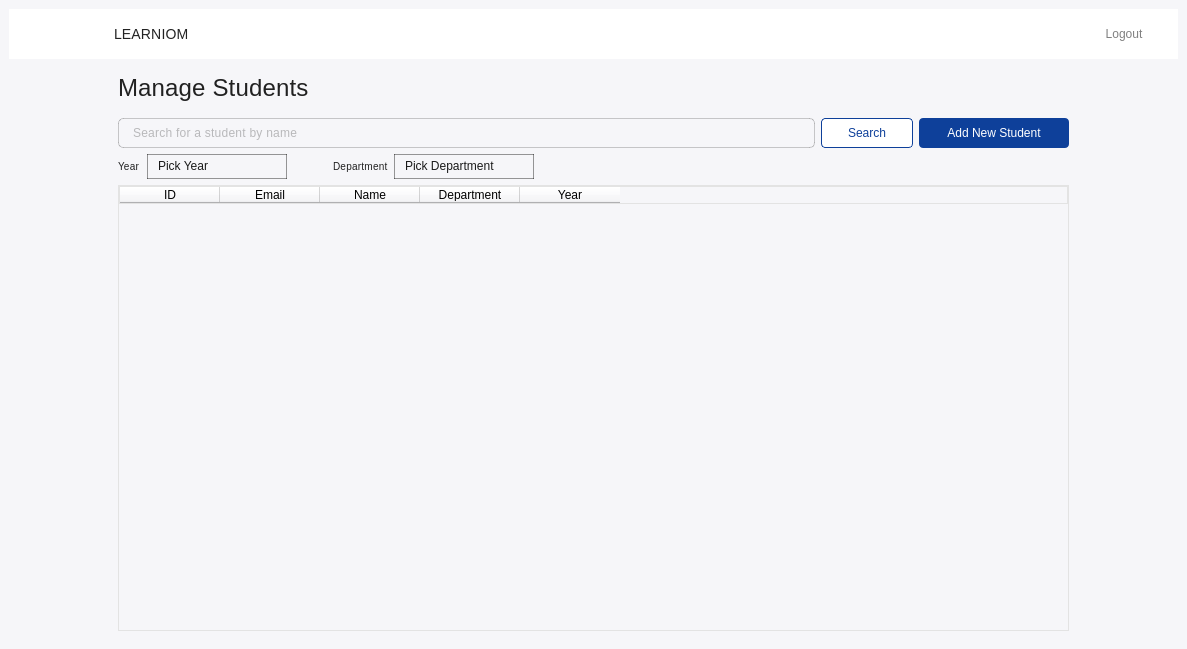
omarmohhameed29/Learniom-Learning-System, file mainwindow.ui: the form before one commit.
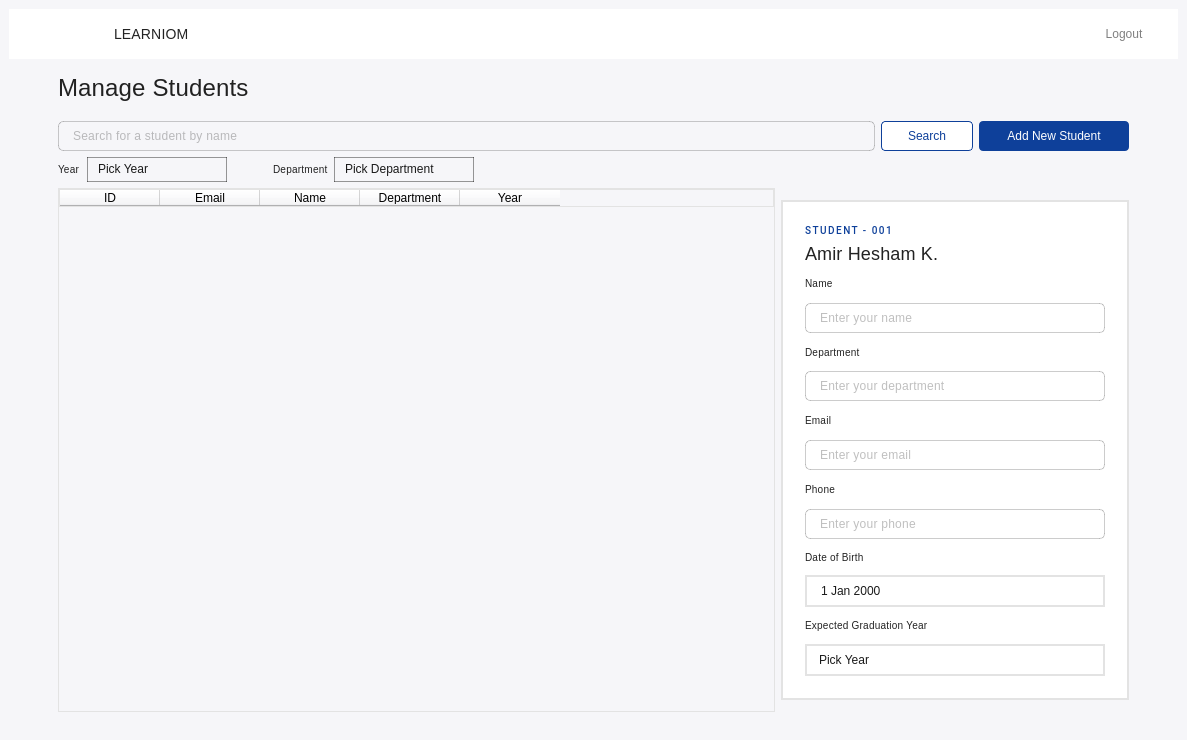
The form after the commit. The open tabs and pages were chosen to show the change. Icons and pictures are not drawn.

Commit message: Change Students design

```diff
--- a/mainwindow.ui
+++ b/mainwindow.ui
@@ -7,7 +7,7 @@
     <x>0</x>
     <y>0</y>
     <width>1187</width>
-    <height>649</height>
+    <height>740</height>
    </rect>
   </property>
   <property name="windowTitle">
@@ -1807,7 +1807,9 @@
        </layout>
       </widget>
       <widget class="QWidget" name="P2_Students">
-       <layout class="QHBoxLayout" name="horizontalLayout_17">
+       <layout class="QVBoxLayout" name="verticalLayout_34">
+        <item>
+         <layout class="QHBoxLayout" name="horizontalLayout_21">
         <item>
          <spacer name="horizontalSpacer_8">
           <property name="orientation">
@@ -1818,14 +1820,14 @@
           </property>
           <property name="sizeHint" stdset="0">
            <size>
-            <width>100</width>
+              <width>40</width>
             <height>20</height>
            </size>
           </property>
          </spacer>
         </item>
         <item>
-         <layout class="QVBoxLayout" name="verticalLayout_19">
+           <layout class="QVBoxLayout" name="verticalLayout_33">
           <item>
            <widget class="QLabel" name="label_27">
             <property name="styleSheet">
@@ -1857,7 +1859,7 @@
             <property name="sizeHint" stdset="0">
              <size>
               <width>20</width>
-              <height>10</height>
+                <height>13</height>
              </size>
             </property>
            </spacer>
@@ -2107,6 +2109,8 @@
            </layout>
           </item>
           <item>
+             <layout class="QHBoxLayout" name="horizontalLayout_17">
+              <item>
            <widget class="QTableWidget" name="tableWidget">
             <property name="styleSheet">
              <string notr="true">color: black;
@@ -2154,6 +2158,531 @@
             </column>
            </widget>
           </item>
+              <item>
+               <widget class="QWidget" name="card1_6" native="true">
+                <property name="sizePolicy">
+                 <sizepolicy hsizetype="Fixed" vsizetype="Fixed">
+                  <horstretch>0</horstretch>
+                  <verstretch>0</verstretch>
+                 </sizepolicy>
+                </property>
+                <property name="minimumSize">
+                 <size>
+                  <width>0</width>
+                  <height>0</height>
+                 </size>
+                </property>
+                <property name="maximumSize">
+                 <size>
+                  <width>16777215</width>
+                  <height>500</height>
+                 </size>
+                </property>
+                <property name="styleSheet">
+                 <string notr="true">background-color: #fff;
+border: 2px solid rgb(227, 227, 227);
+padding: 0;</string>
+                </property>
+                <layout class="QVBoxLayout" name="verticalLayout_19">
+                 <property name="leftMargin">
+                  <number>24</number>
+                 </property>
+                 <property name="topMargin">
+                  <number>24</number>
+                 </property>
+                 <property name="rightMargin">
+                  <number>24</number>
+                 </property>
+                 <property name="bottomMargin">
+                  <number>24</number>
+                 </property>
+                 <item>
+                  <widget class="QLabel" name="label_38">
+                   <property name="sizePolicy">
+                    <sizepolicy hsizetype="Preferred" vsizetype="Fixed">
+                     <horstretch>0</horstretch>
+                     <verstretch>0</verstretch>
+                    </sizepolicy>
+                   </property>
+                   <property name="font">
+                    <font>
+                     <family>Roboto</family>
+                     <pointsize>-1</pointsize>
+                     <italic>false</italic>
+                     <bold>false</bold>
+                    </font>
+                   </property>
+                   <property name="styleSheet">
+                    <string notr="true">font-family: 'Roboto';
+font-style: normal;
+font-weight: 500;
+font-size: 10px;
+line-height: 16px;
+/* identical to box height, or 160% */
+border: 0;
+letter-spacing: 1.5px;
+text-transform: uppercase;
+
+/* 00. On Surface / High Emphasis */
+
+color: #0E409A;
+</string>
+                   </property>
+                   <property name="text">
+                    <string>STUDENT - 001</string>
+                   </property>
+                   <property name="scaledContents">
+                    <bool>false</bool>
+                   </property>
+                   <property name="wordWrap">
+                    <bool>true</bool>
+                   </property>
+                  </widget>
+                 </item>
+                 <item>
+                  <widget class="QLabel" name="label_39">
+                   <property name="sizePolicy">
+                    <sizepolicy hsizetype="Preferred" vsizetype="Fixed">
+                     <horstretch>0</horstretch>
+                     <verstretch>0</verstretch>
+                    </sizepolicy>
+                   </property>
+                   <property name="styleSheet">
+                    <string notr="true">font-style: normal;
+font-weight: 400;
+font-size: 18px;
+line-height: 24px;
+/* identical to box height, or 100% */
+
+letter-spacing: 0.18px;
+border: 0;
+/* 00. On Surface / High Emphasis */
+
+color: rgba(0, 0, 0, 0.87);</string>
+                   </property>
+                   <property name="text">
+                    <string>Amir Hesham K.</string>
+                   </property>
+                  </widget>
+                 </item>
+                 <item>
+                  <layout class="QVBoxLayout" name="verticalLayout_30">
+                   <item>
+                    <widget class="QLabel" name="label_42">
+                     <property name="styleSheet">
+                      <string notr="true">/* Body 2 */
+border: 0;
+font-family: 'Roboto';
+font-style: normal;
+font-weight: 300;
+font-size: 10px;
+line-height: 20px;
+/* identical to box height, or 143% */
+
+letter-spacing: 0.25px;
+text-align: center;
+
+/* 00. On Surface / High Emphasis */
+
+color: rgba(0, 0, 0, 0.87);</string>
+                     </property>
+                     <property name="text">
+                      <string>Name</string>
+                     </property>
+                     <property name="scaledContents">
+                      <bool>false</bool>
+                     </property>
+                     <property name="alignment">
+                      <set>Qt::AlignLeading|Qt::AlignLeft|Qt::AlignVCenter</set>
+                     </property>
+                     <property name="wordWrap">
+                      <bool>true</bool>
+                     </property>
+                    </widget>
+                   </item>
+                   <item>
+                    <widget class="QLineEdit" name="ln_edt_stnt_nme_2">
+                     <property name="minimumSize">
+                      <size>
+                       <width>300</width>
+                       <height>0</height>
+                      </size>
+                     </property>
+                     <property name="styleSheet">
+                      <string notr="true">color: #000;
+padding: 6px 12px;
+border: 1px solid rgba(0, 0, 0, 0.20);
+border-radius: 5px;
+
+/* Body 2 */
+
+font-family: 'Roboto';
+font-style: normal;
+font-weight: 400;
+font-size: 12px;
+line-height: 20px;
+/* identical to box height, or 143% */
+
+letter-spacing: 0.25px;
+
+/* 00. On Surface / High Emphasis */
+
+color: rgba(0, 0, 0, 0.50);</string>
+                     </property>
+                     <property name="placeholderText">
+                      <string>Enter your name</string>
+                     </property>
+                    </widget>
+                   </item>
+                  </layout>
+                 </item>
+                 <item>
+                  <layout class="QVBoxLayout" name="verticalLayout_27">
+                   <item>
+                    <widget class="QLabel" name="label_37">
+                     <property name="styleSheet">
+                      <string notr="true">/* Body 2 */
+border: 0;
+font-family: 'Roboto';
+font-style: normal;
+font-weight: 300;
+font-size: 10px;
+line-height: 20px;
+/* identical to box height, or 143% */
+
+letter-spacing: 0.25px;
+text-align: center;
+
+/* 00. On Surface / High Emphasis */
+
+color: rgba(0, 0, 0, 0.87);</string>
+                     </property>
+                     <property name="text">
+                      <string>Department</string>
+                     </property>
+                     <property name="scaledContents">
+                      <bool>false</bool>
+                     </property>
+                     <property name="alignment">
+                      <set>Qt::AlignLeading|Qt::AlignLeft|Qt::AlignVCenter</set>
+                     </property>
+                     <property name="wordWrap">
+                      <bool>true</bool>
+                     </property>
+                    </widget>
+                   </item>
+                   <item>
+                    <widget class="QLineEdit" name="ln_edt_stnt_dprtmnt_2">
+                     <property name="minimumSize">
+                      <size>
+                       <width>300</width>
+                       <height>0</height>
+                      </size>
+                     </property>
+                     <property name="styleSheet">
+                      <string notr="true">color: #000;
+padding: 6px 12px;
+border: 1px solid rgba(0, 0, 0, 0.20);
+border-radius: 5px;
+
+/* Body 2 */
+
+font-family: 'Roboto';
+font-style: normal;
+font-weight: 400;
+font-size: 12px;
+line-height: 20px;
+/* identical to box height, or 143% */
+
+letter-spacing: 0.25px;
+
+/* 00. On Surface / High Emphasis */
+
+color: rgba(0, 0, 0, 0.50);</string>
+                     </property>
+                     <property name="placeholderText">
+                      <string>Enter your department</string>
+                     </property>
+                    </widget>
+                   </item>
+                  </layout>
+                 </item>
+                 <item>
+                  <layout class="QVBoxLayout" name="verticalLayout_28">
+                   <item>
+                    <widget class="QLabel" name="label_40">
+                     <property name="styleSheet">
+                      <string notr="true">/* Body 2 */
+border: 0;
+font-family: 'Roboto';
+font-style: normal;
+font-weight: 300;
+font-size: 10px;
+line-height: 20px;
+/* identical to box height, or 143% */
+
+letter-spacing: 0.25px;
+text-align: center;
+
+/* 00. On Surface / High Emphasis */
+
+color: rgba(0, 0, 0, 0.87);</string>
+                     </property>
+                     <property name="text">
+                      <string>Email</string>
+                     </property>
+                     <property name="scaledContents">
+                      <bool>false</bool>
+                     </property>
+                     <property name="alignment">
+                      <set>Qt::AlignLeading|Qt::AlignLeft|Qt::AlignVCenter</set>
+                     </property>
+                     <property name="wordWrap">
+                      <bool>true</bool>
+                     </property>
+                    </widget>
+                   </item>
+                   <item>
+                    <widget class="QLineEdit" name="ln_edt_stnt_mail_2">
+                     <property name="minimumSize">
+                      <size>
+                       <width>300</width>
+                       <height>0</height>
+                      </size>
+                     </property>
+                     <property name="styleSheet">
+                      <string notr="true">color: #000;
+padding: 6px 12px;
+border: 1px solid rgba(0, 0, 0, 0.20);
+border-radius: 5px;
+
+/* Body 2 */
+
+font-family: 'Roboto';
+font-style: normal;
+font-weight: 400;
+font-size: 12px;
+line-height: 20px;
+/* identical to box height, or 143% */
+
+letter-spacing: 0.25px;
+
+/* 00. On Surface / High Emphasis */
+
+color: rgba(0, 0, 0, 0.50);</string>
+                     </property>
+                     <property name="placeholderText">
+                      <string>Enter your email</string>
+                     </property>
+                    </widget>
+                   </item>
+                  </layout>
+                 </item>
+                 <item>
+                  <layout class="QVBoxLayout" name="verticalLayout_29">
+                   <item>
+                    <widget class="QLabel" name="label_41">
+                     <property name="styleSheet">
+                      <string notr="true">/* Body 2 */
+border: 0;
+font-family: 'Roboto';
+font-style: normal;
+font-weight: 300;
+font-size: 10px;
+line-height: 20px;
+/* identical to box height, or 143% */
+
+letter-spacing: 0.25px;
+text-align: center;
+
+/* 00. On Surface / High Emphasis */
+
+color: rgba(0, 0, 0, 0.87);</string>
+                     </property>
+                     <property name="text">
+                      <string>Phone</string>
+                     </property>
+                     <property name="scaledContents">
+                      <bool>false</bool>
+                     </property>
+                     <property name="alignment">
+                      <set>Qt::AlignLeading|Qt::AlignLeft|Qt::AlignVCenter</set>
+                     </property>
+                     <property name="wordWrap">
+                      <bool>true</bool>
+                     </property>
+                    </widget>
+                   </item>
+                   <item>
+                    <widget class="QLineEdit" name="ln_edt_stnt_phn_2">
+                     <property name="minimumSize">
+                      <size>
+                       <width>300</width>
+                       <height>0</height>
+                      </size>
+                     </property>
+                     <property name="styleSheet">
+                      <string notr="true">color: #000;
+padding: 6px 12px;
+border: 1px solid rgba(0, 0, 0, 0.20);
+border-radius: 5px;
+
+/* Body 2 */
+
+font-family: 'Roboto';
+font-style: normal;
+font-weight: 400;
+font-size: 12px;
+line-height: 20px;
+/* identical to box height, or 143% */
+
+letter-spacing: 0.25px;
+
+/* 00. On Surface / High Emphasis */
+
+color: rgba(0, 0, 0, 0.50);</string>
+                     </property>
+                     <property name="placeholderText">
+                      <string>Enter your phone </string>
+                     </property>
+                    </widget>
+                   </item>
+                  </layout>
+                 </item>
+                 <item>
+                  <layout class="QVBoxLayout" name="verticalLayout_32">
+                   <item>
+                    <widget class="QLabel" name="label_44">
+                     <property name="styleSheet">
+                      <string notr="true">/* Body 2 */
+border: 0;
+font-family: 'Roboto';
+font-style: normal;
+font-weight: 300;
+font-size: 10px;
+line-height: 20px;
+/* identical to box height, or 143% */
+
+letter-spacing: 0.25px;
+text-align: center;
+
+/* 00. On Surface / High Emphasis */
+
+color: rgba(0, 0, 0, 0.87);</string>
+                     </property>
+                     <property name="text">
+                      <string>Date of Birth</string>
+                     </property>
+                     <property name="scaledContents">
+                      <bool>false</bool>
+                     </property>
+                     <property name="alignment">
+                      <set>Qt::AlignLeading|Qt::AlignLeft|Qt::AlignVCenter</set>
+                     </property>
+                     <property name="wordWrap">
+                      <bool>true</bool>
+                     </property>
+                    </widget>
+                   </item>
+                   <item>
+                    <widget class="QDateEdit" name="dateEdit_2">
+                     <property name="minimumSize">
+                      <size>
+                       <width>300</width>
+                       <height>0</height>
+                      </size>
+                     </property>
+                     <property name="styleSheet">
+                      <string>padding: 6px 12px;</string>
+                     </property>
+                     <property name="frame">
+                      <bool>true</bool>
+                     </property>
+                     <property name="buttonSymbols">
+                      <enum>QAbstractSpinBox::NoButtons</enum>
+                     </property>
+                    </widget>
+                   </item>
+                  </layout>
+                 </item>
+                 <item>
+                  <layout class="QVBoxLayout" name="verticalLayout_31">
+                   <item>
+                    <widget class="QLabel" name="label_43">
+                     <property name="styleSheet">
+                      <string notr="true">/* Body 2 */
+border: 0;
+font-family: 'Roboto';
+font-style: normal;
+font-weight: 300;
+font-size: 10px;
+line-height: 20px;
+/* identical to box height, or 143% */
+
+letter-spacing: 0.25px;
+text-align: center;
+
+/* 00. On Surface / High Emphasis */
+
+color: rgba(0, 0, 0, 0.87);</string>
+                     </property>
+                     <property name="text">
+                      <string>Expected Graduation Year</string>
+                     </property>
+                     <property name="scaledContents">
+                      <bool>false</bool>
+                     </property>
+                     <property name="alignment">
+                      <set>Qt::AlignLeading|Qt::AlignLeft|Qt::AlignVCenter</set>
+                     </property>
+                     <property name="wordWrap">
+                      <bool>true</bool>
+                     </property>
+                    </widget>
+                   </item>
+                   <item>
+                    <widget class="QComboBox" name="cmb_grd_yr_2">
+                     <property name="minimumSize">
+                      <size>
+                       <width>300</width>
+                       <height>0</height>
+                      </size>
+                     </property>
+                     <property name="styleSheet">
+                      <string notr="true">padding: 6px 12px;</string>
+                     </property>
+                     <property name="placeholderText">
+                      <string>Pick Year</string>
+                     </property>
+                     <item>
+                      <property name="text">
+                       <string>2023</string>
+                      </property>
+                     </item>
+                     <item>
+                      <property name="text">
+                       <string>2024</string>
+                      </property>
+                     </item>
+                     <item>
+                      <property name="text">
+                       <string>2025</string>
+                      </property>
+                     </item>
+                     <item>
+                      <property name="text">
+                       <string>2026</string>
+                      </property>
+                     </item>
+                    </widget>
+                   </item>
+                  </layout>
+                 </item>
+                </layout>
+               </widget>
+              </item>
+             </layout>
+            </item>
          </layout>
         </item>
         <item>
@@ -2166,8 +2695,26 @@
           </property>
           <property name="sizeHint" stdset="0">
            <size>
-            <width>100</width>
+              <width>40</width>
             <height>20</height>
+             </size>
+            </property>
+           </spacer>
+          </item>
+         </layout>
+        </item>
+        <item>
+         <spacer name="verticalSpacer_24">
+          <property name="orientation">
+           <enum>Qt::Vertical</enum>
+          </property>
+          <property name="sizeType">
+           <enum>QSizePolicy::Fixed</enum>
+          </property>
+          <property name="sizeHint" stdset="0">
+           <size>
+            <width>17</width>
+            <height>10</height>
            </size>
           </property>
          </spacer>
```
Left out of the diff: 2 changed lines with no effect on the pictures. Lines whose indentation alone changed are shown as unchanged. The commit also changes 2 other files.
